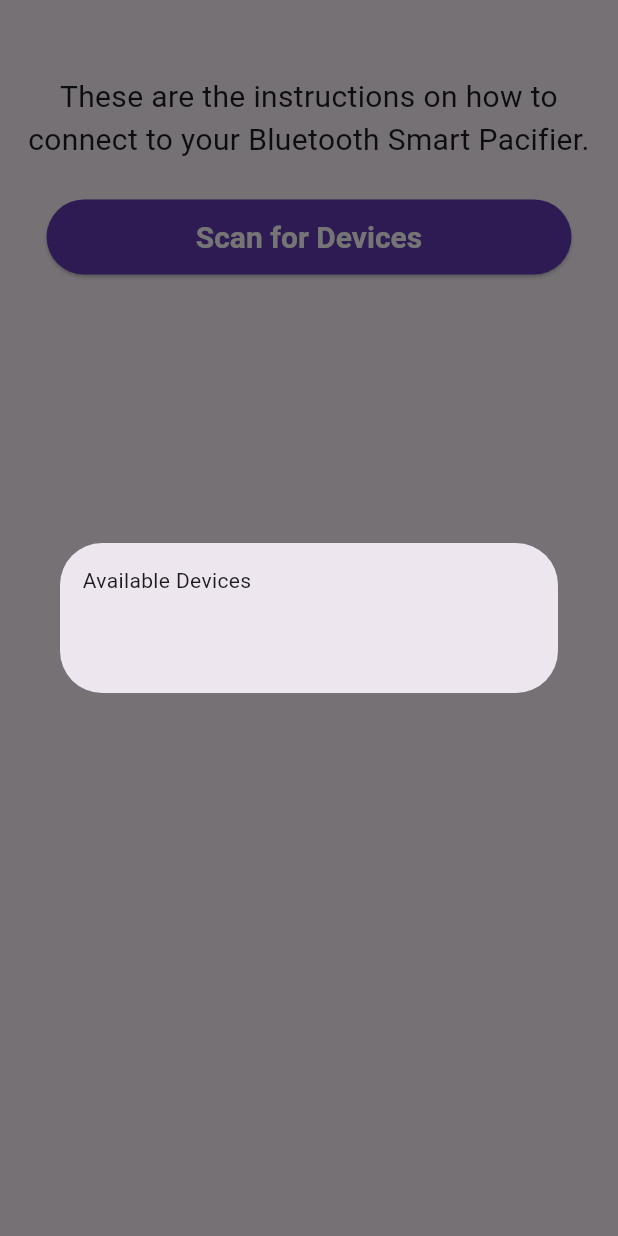
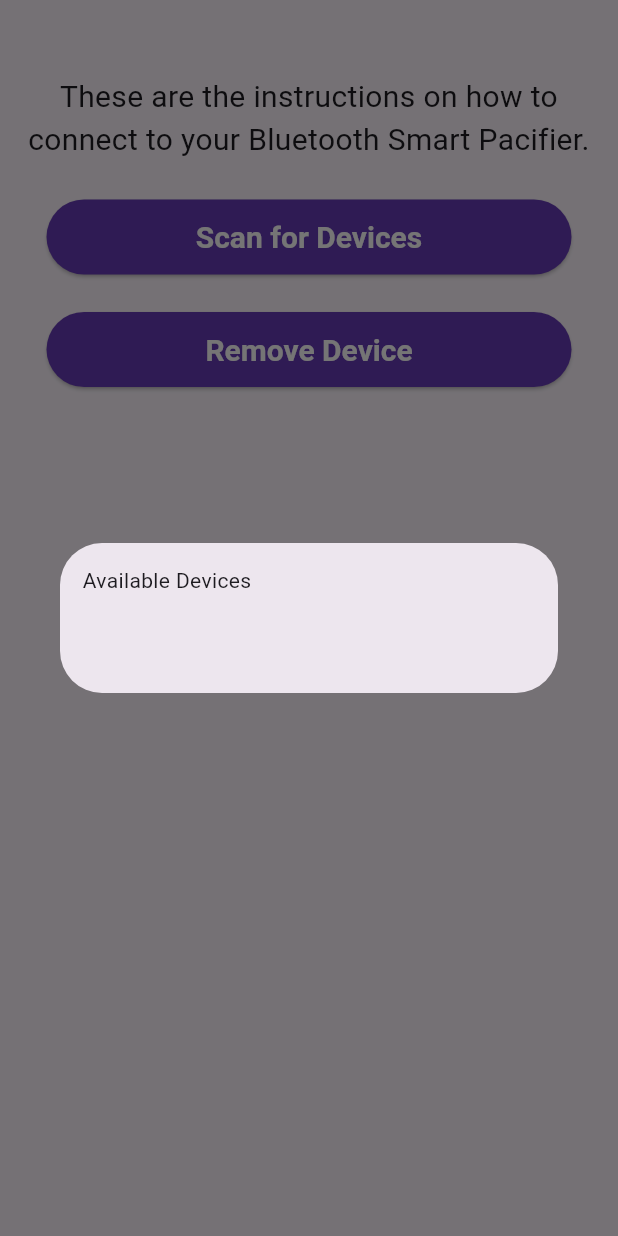
Before and after one commit to hstrey/SmartPacifier, a Flutter app: the Bluetooth screen opened directly, after a tap on "Scan for Devices", on a phone screen of 412 x 824 dp. Run offline on Flutter 3.47's test engine with Material 3 defaults, Android fonts, the phone set to English and light mode, and no system bars; our stand-ins replace syncfusion_flutter_charts; missing offline and left inert: flutter_reactive_ble; statements that could not run were skipped.

Commit message:
remove device button

```diff
--- a/lib/pages/battery_life.dart
+++ b/lib/pages/battery_life.dart
@@ -99,7 +99,7 @@ class BatteryRow extends StatelessWidget {
 
   @override
   Widget build(BuildContext context) {
-    if (charging){
+    if (!charging){
       return Row(
         mainAxisAlignment: MainAxisAlignment.center,
         children: <Widget>[
--- a/lib/pages/bluetooth.dart
+++ b/lib/pages/bluetooth.dart
@@ -66,7 +66,28 @@ class _BluetoothState extends State<Bluetooth> {
                 () {
                   showDialog(
                     context: context,
-                    builder: (BuildContext context) => _buildPopup(context, scannedDevices),
+                    builder: (BuildContext context) => _buildPopup(context, scannedDevices, true),
+                  );
+                },
+              );
+            },
+          ),
+          ElevatedButton(
+            style: ElevatedButton.styleFrom(
+              fixedSize: const Size(350, 50),
+              textStyle:
+                  const TextStyle(fontSize: 20, fontWeight: FontWeight.bold),
+              foregroundColor: Colors.white,
+              backgroundColor: Colors.deepPurple,
+              shape: const StadiumBorder(),
+            ),
+            child: const Text("Remove Device"),
+            onPressed: () {
+              setState(
+                () {
+                  showDialog(
+                    context: context,
+                    builder: (BuildContext context) => _buildPopup(context, BLEDevice.currentDevices, false),
                   );
                 },
               );
@@ -88,7 +109,6 @@ class ConnectionButton extends StatefulWidget {
 }
 
 class _ConnectionButtonState extends State<ConnectionButton> {
-  String buttonName = 'Connect Device';
   bool connected = !(BLEDevice.displayedDevice == null);
 
   @override
@@ -101,7 +121,7 @@ class _ConnectionButtonState extends State<ConnectionButton> {
         backgroundColor: Colors.deepPurple,
         shape: const StadiumBorder(),
       ),
-      child: connected ? const Text("Connected") : const Text("Connect Device"),
+      child: connected ? Text("${widget.device.name}: Connected") : Text("${widget.device.name}: Disconnected"),
       onPressed: () {
         setState(() {
           connected = !connected;
@@ -117,25 +137,25 @@ class _ConnectionButtonState extends State<ConnectionButton> {
   }
 }
 
-Dialog _buildPopup(BuildContext context, Set<BLEDevice> devices) {
+Dialog _buildPopup(BuildContext context, Set<BLEDevice> devices, bool connect) {
   return Dialog(
     elevation: 16,
     child: ListView(
       padding: const EdgeInsets.all(15),
       shrinkWrap: true,
       children: <Widget>[
-        const SizedBox(
+        SizedBox(
           height: 50,
-          child: Text('Available Devices'),
+          child: connect ? const Text("Available Devices") : const Text("Current Devices"),
         ),
-        _popupItem(context, devices),
+        connect ? _addItem(context, devices) : _removeItem(context, devices),
         const SizedBox(height: 20),
       ],
     ),
   );
 }
 
-Widget _popupItem(BuildContext context, Set<BLEDevice> devices) {
+Widget _addItem(BuildContext context, Set<BLEDevice> devices) {
   final List<SizedBox> popupDisplay = <SizedBox>[];
 
   for (int i = 0; i < devices.length; i++) {
@@ -155,3 +175,24 @@ Widget _popupItem(BuildContext context, Set<BLEDevice> devices) {
   }
   return Column(children: popupDisplay);
 }
+
+Widget _removeItem(BuildContext context, Set<BLEDevice> devices) {
+  final List<SizedBox> popupDisplay = <SizedBox>[];
+
+  for (int i = 0; i < devices.length; i++) {
+    popupDisplay.add(
+      SizedBox(
+        height: 50,
+        child: TextButton(
+          child: Text(devices.elementAt(i).name),
+          onPressed: () async {
+            Navigator.of(context).pop();
+            await devices.elementAt(i).disconnect();
+
+          },
+        ),
+      ),
+    );
+  }
+  return Column(children: popupDisplay);
+}
--- a/lib/pages/metrics.dart
+++ b/lib/pages/metrics.dart
@@ -169,7 +169,7 @@ class _MetricsState extends State<Metrics> {
                       height: MediaQuery.of(context).size.width * 1 / 3,
                       child: DecoratedBox(
                         decoration: BoxDecoration(
-                          color: Color(0xFF673AB7),
+                          color: const Color(0xFF673AB7),
                           borderRadius: BorderRadius.circular(10),
                         ),
                         child: Column(
--- a/lib/services/device.dart
+++ b/lib/services/device.dart
@@ -110,6 +110,9 @@ class BLEDevice {
 
   Future<void> disconnect() async {
     await _connectionStateStreamSub?.cancel();
+    if(this == BLEDevice.displayedDevice){
+      BLEDevice.displayedDevice = null;
+    }
     _removeConnectedDevice(this);
   }
 
```
